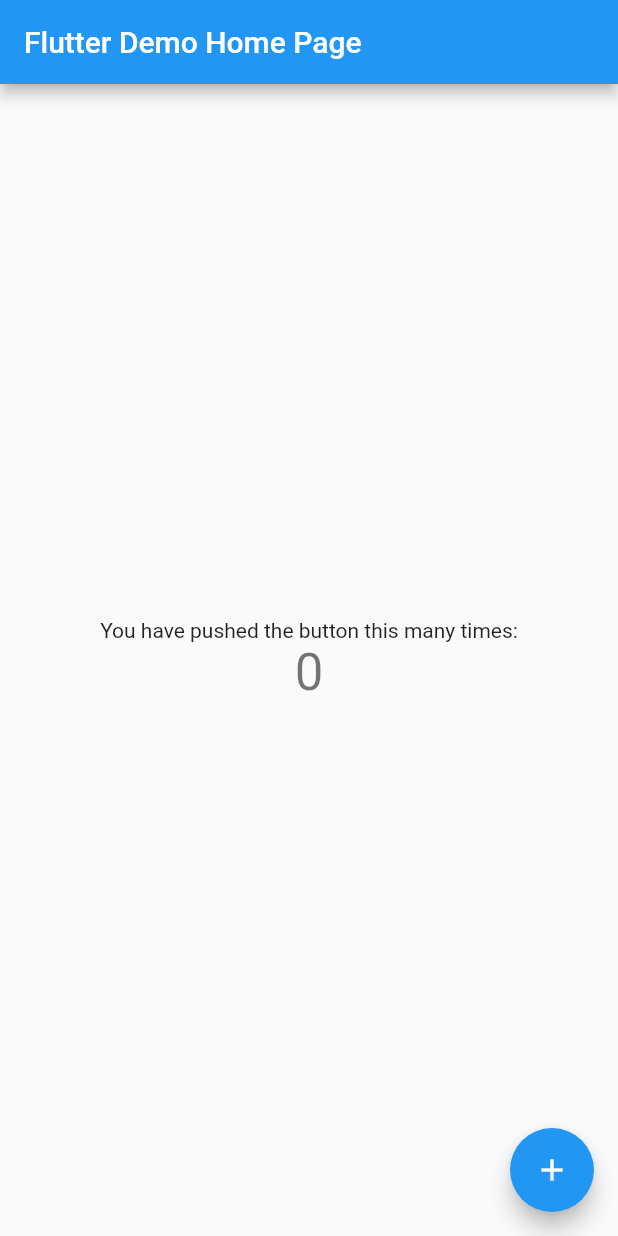
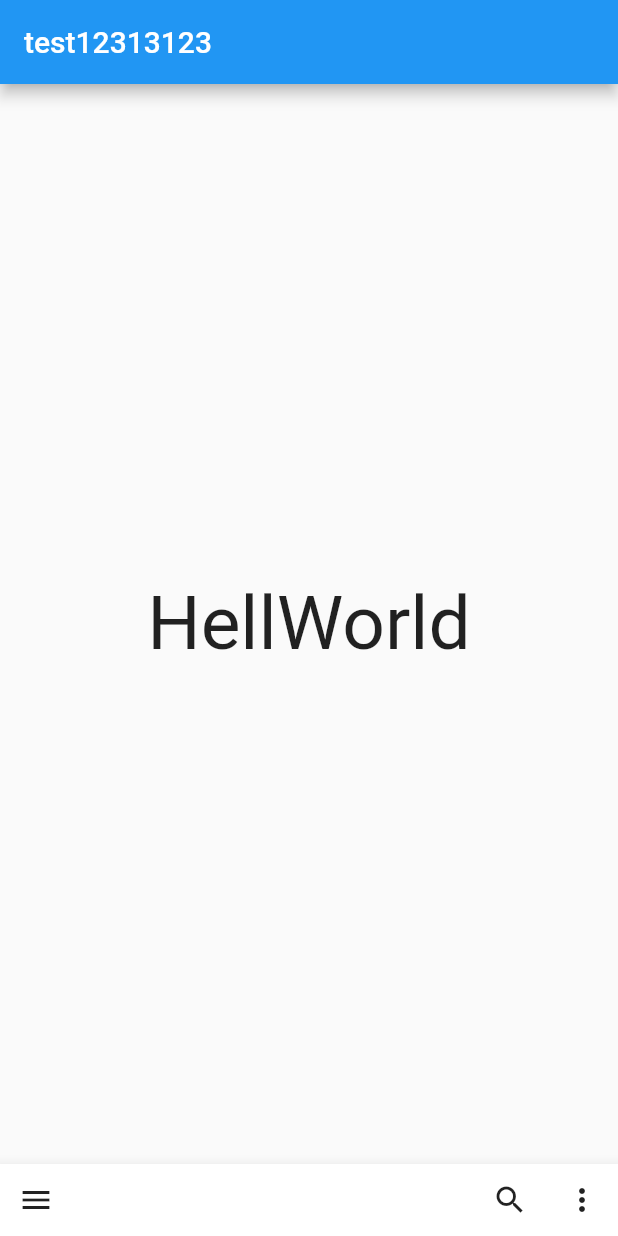
Before and after one commit to kanakan12/flutter_test, a Flutter app: the screen it shows after launch, on a phone screen of 412 x 824 dp. Run offline on Flutter 3.47's test engine with Material 2 defaults, Android fonts, the phone set to English and light mode, and no system bars.

Commit message:
hello world test

```diff
--- a/lib/main.dart
+++ b/lib/main.dart
@@ -5,109 +5,44 @@
 }
 
 class MyApp extends StatelessWidget {
-  // This widget is the root of your application.
   @override
   Widget build(BuildContext context) {
-    return MaterialApp(
-      title: 'Flutter Demo',
-      theme: ThemeData(
-        // This is the theme of your application.
-        //
-        // Try running your application with "flutter run". You'll see the
-        // application has a blue toolbar. Then, without quitting the app, try
-        // changing the primarySwatch below to Colors.green and then invoke
-        // "hot reload" (press "r" in the console where you ran "flutter run",
-        // or simply save your changes to "hot reload" in a Flutter IDE).
-        // Notice that the counter didn't reset back to zero; the application
-        // is not restarted.
-        primarySwatch: Colors.blue,
+    return MaterialApp(home: HelloWorld());
+  }
+}
+
+class HelloWorld extends StatefulWidget {
+  @override
+  HelloWorldState createState() => HelloWorldState();
+}
+
+class HelloWorldState extends State<HelloWorld> {
+  @override
+  Widget build(BuildContext context) {
+    return Scaffold(
+      appBar: AppBar(title: Text("test12313123")),
+      body: Center(
+        child: Text("HellWorld", style: TextStyle(fontSize: 50)),
       ),
-      home: MyHomePage(title: 'Flutter Demo Home Page'),
+      bottomNavigationBar: BottomAppBar(
+        child: Row(
+          children: [
+            IconButton(
+              icon: Icon(Icons.menu),
+              onPressed: () {},
+            ),
+            Spacer(),
+            IconButton(
+              icon: Icon(Icons.search),
+              onPressed: () {},
+            ),
+            IconButton(
+              icon: Icon(Icons.more_vert),
+              onPressed: () {},
+            )
+          ],
+        ),
+      ),
     );
   }
 }
-
-class MyHomePage extends StatefulWidget {
-  MyHomePage({Key? key, required this.title}) : super(key: key);
-
-  // This widget is the home page of your application. It is stateful, meaning
-  // that it has a State object (defined below) that contains fields that affect
-  // how it looks.
-
-  // This class is the configuration for the state. It holds the values (in this
-  // case the title) provided by the parent (in this case the App widget) and
-  // used by the build method of the State. Fields in a Widget subclass are
-  // always marked "final".
-
-  final String title;
-
-  @override
-  _MyHomePageState createState() => _MyHomePageState();
-}
-
-class _MyHomePageState extends State<MyHomePage> {
-  int _counter = 0;
-
-  void _incrementCounter() {
-    setState(() {
-      // This call to setState tells the Flutter framework that something has
-      // changed in this State, which causes it to rerun the build method below
-      // so that the display can reflect the updated values. If we changed
-      // _counter without calling setState(), then the build method would not be
-      // called again, and so nothing would appear to happen.
-      _counter++;
-    });
-  }
-
-  @override
-  Widget build(BuildContext context) {
-    // This method is rerun every time setState is called, for instance as done
-    // by the _incrementCounter method above.
-    //
-    // The Flutter framework has been optimized to make rerunning build methods
-    // fast, so that you can just rebuild anything that needs updating rather
-    // than having to individually change instances of widgets.
-    return Scaffold(
-      appBar: AppBar(
-        // Here we take the value from the MyHomePage object that was created by
-        // the App.build method, and use it to set our appbar title.
-        title: Text(widget.title),
-      ),
-      body: Center(
-        // Center is a layout widget. It takes a single child and positions it
-        // in the middle of the parent.
-        child: Column(
-          // Column is also a layout widget. It takes a list of children and
-          // arranges them vertically. By default, it sizes itself to fit its
-          // children horizontally, and tries to be as tall as its parent.
-          //
-          // Invoke "debug painting" (press "p" in the console, choose the
-          // "Toggle Debug Paint" action from the Flutter Inspector in Android
-          // Studio, or the "Toggle Debug Paint" command in Visual Studio Code)
-          // to see the wireframe for each widget.
-          //
-          // Column has various properties to control how it sizes itself and
-          // how it positions its children. Here we use mainAxisAlignment to
-          // center the children vertically; the main axis here is the vertical
-          // axis because Columns are vertical (the cross axis would be
-          // horizontal).
-          mainAxisAlignment: MainAxisAlignment.center,
-          children: <Widget>[
-            Text(
-              'You have pushed the button this many times:',
-            ),
-            Text(
-              '$_counter',
-              style: Theme.of(context).textTheme.headline4,
-            ),
-          ],
-        ),
-      ),
-      floatingActionButton: FloatingActionButton(
-        onPressed: _incrementCounter,
-        tooltip: 'Increment',
-        child: Icon(Icons.add),
-      ), // This trailing comma makes auto-formatting nicer for build methods.
-    );
-  }
-}
```
Also changed, not shown: jh_p/helloworld/main1.dart (added, +85 -0 lines), 2 other files.
